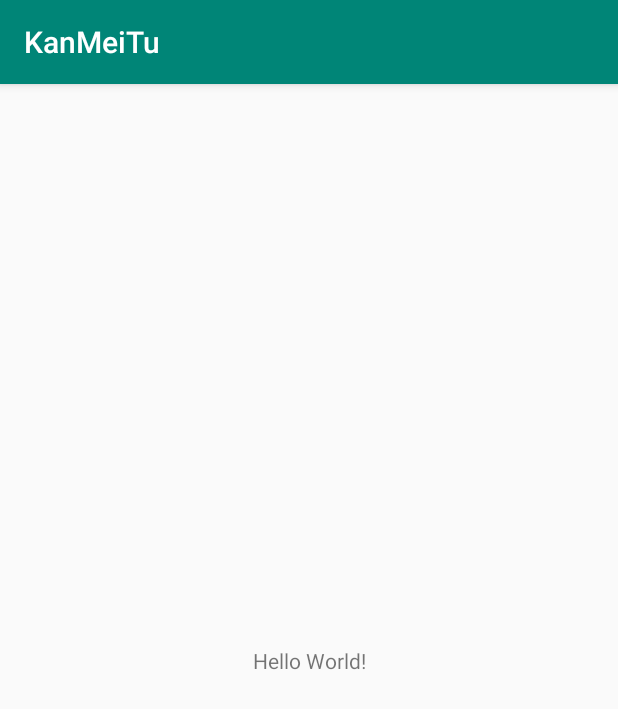
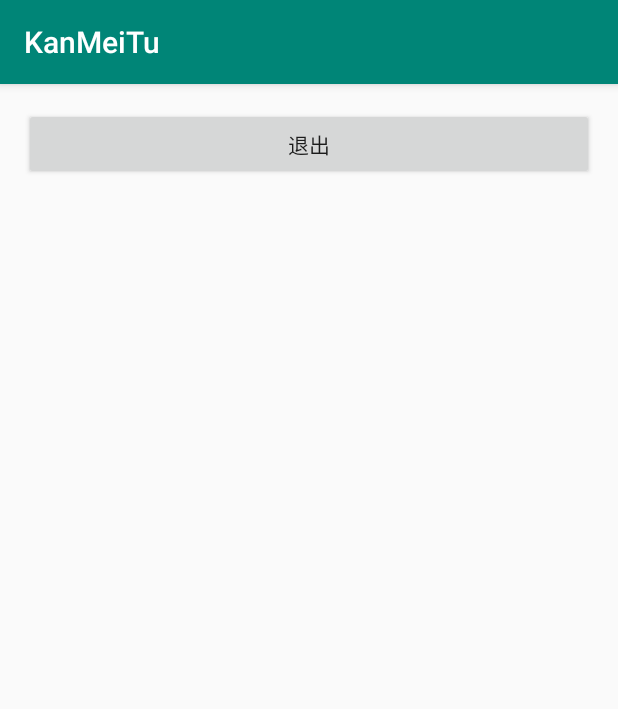
Before and after one commit to caironglin/KanMeiTu, an Android app: the MainActivity screen opened directly, with no data from a screen before it, on a phone screen of 412 x 824 dp. Shown: the top 709 px of the screen. Run offline under Robolectric (Android 15) with nearby library versions, the phone set to English and light mode, and no system bars; 1 statement that could not run was skipped.

```diff
--- a/app/src/main/java/com/rl/kanmeitu/activity/MainActivity.java
+++ b/app/src/main/java/com/rl/kanmeitu/activity/MainActivity.java
@@ -1,15 +1,28 @@
 package com.rl.kanmeitu.activity;
 
 import androidx.appcompat.app.AppCompatActivity;
+
+import android.content.Intent;
 import android.os.Bundle;
+import android.view.View;
 
 import com.rl.kanmeitu.R;
+import com.rl.kanmeitu.util.SharedPrefrenceUtil;
 
 public class MainActivity extends AppCompatActivity {
+    SharedPrefrenceUtil sp = null;
 
     @Override
     protected void onCreate(Bundle savedInstanceState) {
         super.onCreate(savedInstanceState);
         setContentView(R.layout.activity_main);
+        sp = SharedPrefrenceUtil.getInstance(getApplicationContext());
+    }
+
+    public void onLogoutClick(View view) {
+        sp.setLogin(false);
+        Intent intent = new Intent(this,LoginActivity.class);
+        startActivity(intent);
+        finish();
     }
 }
--- a/app/src/main/res/layout/activity_main.xml
+++ b/app/src/main/res/layout/activity_main.xml
@@ -1,18 +1,16 @@
 <?xml version="1.0" encoding="utf-8"?>
-<androidx.constraintlayout.widget.ConstraintLayout xmlns:android="http://schemas.android.com/apk/res/android"
+<LinearLayout xmlns:android="http://schemas.android.com/apk/res/android"
     xmlns:app="http://schemas.android.com/apk/res-auto"
     xmlns:tools="http://schemas.android.com/tools"
     android:layout_width="match_parent"
     android:layout_height="match_parent"
-    tools:context=".activity.MainActivity">
+    tools:context=".activity.MainActivity"
+    android:layout_margin="@dimen/container_margin">
 
-    <TextView
-        android:layout_width="wrap_content"
+    <Button
+        android:text="退出"
+        android:layout_width="match_parent"
         android:layout_height="wrap_content"
-        android:text="Hello World!"
-        app:layout_constraintBottom_toBottomOf="parent"
-        app:layout_constraintLeft_toLeftOf="parent"
-        app:layout_constraintRight_toRightOf="parent"
-        app:layout_constraintTop_toTopOf="parent" />
+        android:onClick="onLogoutClick"/>
 
-</androidx.constraintlayout.widget.ConstraintLayout>
+</LinearLayout>
```
